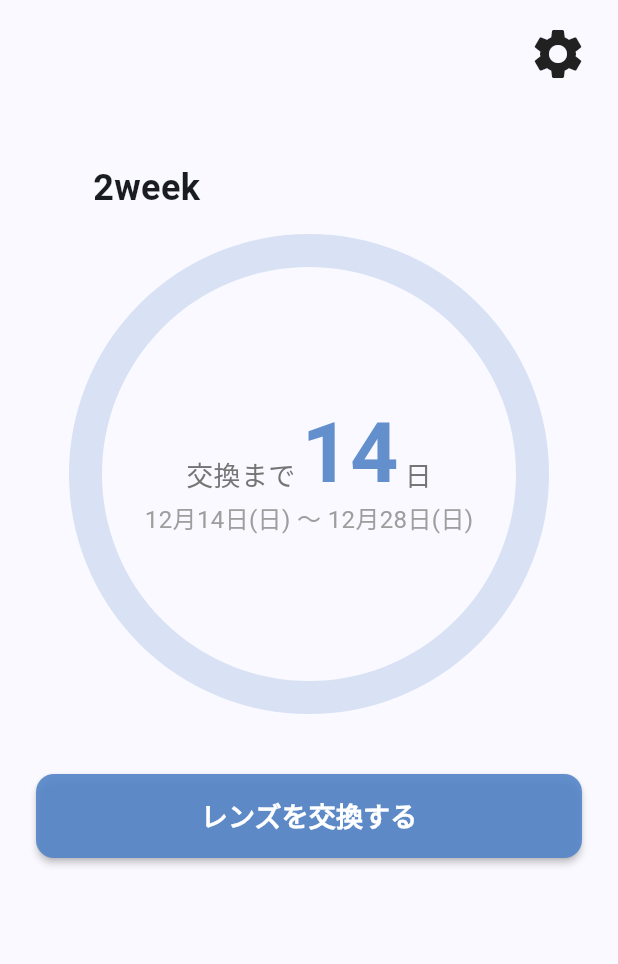
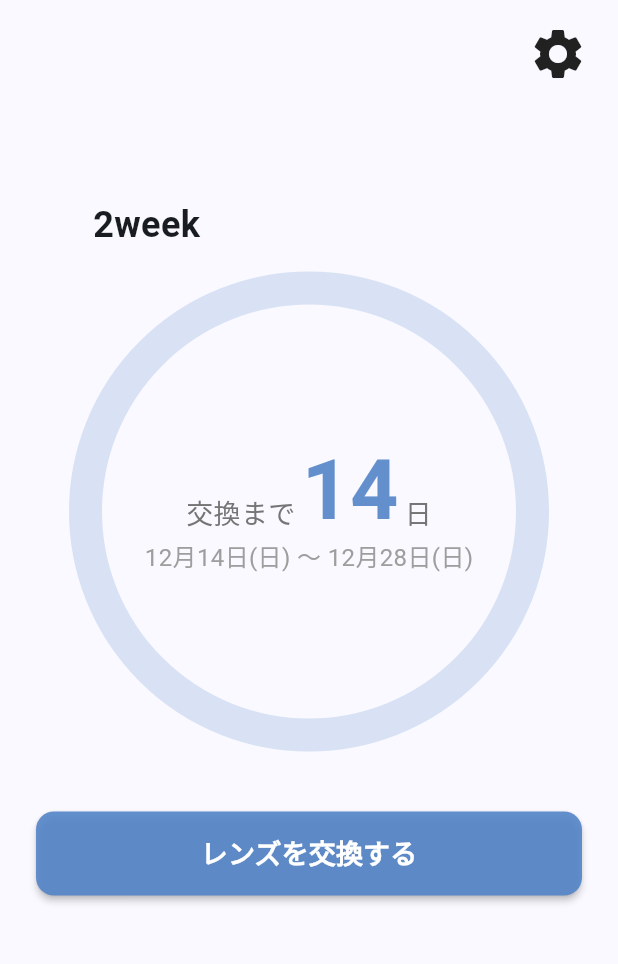
Before and after one commit to N-plus/contact_lens_management, a Flutter app: the screen it shows after launch, after a tap on "今回はしない", on a phone screen of 412 x 824 dp, the part 84-1048 px from its top. Run offline on Flutter 3.47's test engine with Material 3 defaults, Android fonts, the phone set to English and light mode, and no system bars; our stand-ins replace audioplayers, flutter_local_notifications, shared_preferences, timezone.

Commit message:
Adjust inventory alert spacing

```diff
--- a/lib/main.dart
+++ b/lib/main.dart
@@ -1083,7 +1083,7 @@ class _HomeScreenState extends State<HomeScreen> {
                     ),
                   ],
                   if (state.shouldShowInventoryAlert) ...[
-                    const SizedBox(height: 20),
+                    const SizedBox(height: 10),
                     Container(
                       width: double.infinity,
                       padding: const EdgeInsets.symmetric(
@@ -1121,8 +1121,8 @@ class _HomeScreenState extends State<HomeScreen> {
                       ),
                     ),
                   ] else ...[
-                    const SizedBox(height: 20),
-                    const SizedBox(height: 72),
+                    const SizedBox(height: 10),
+                    const SizedBox(height: 32),
                   ],
                 ],
               ),
```
